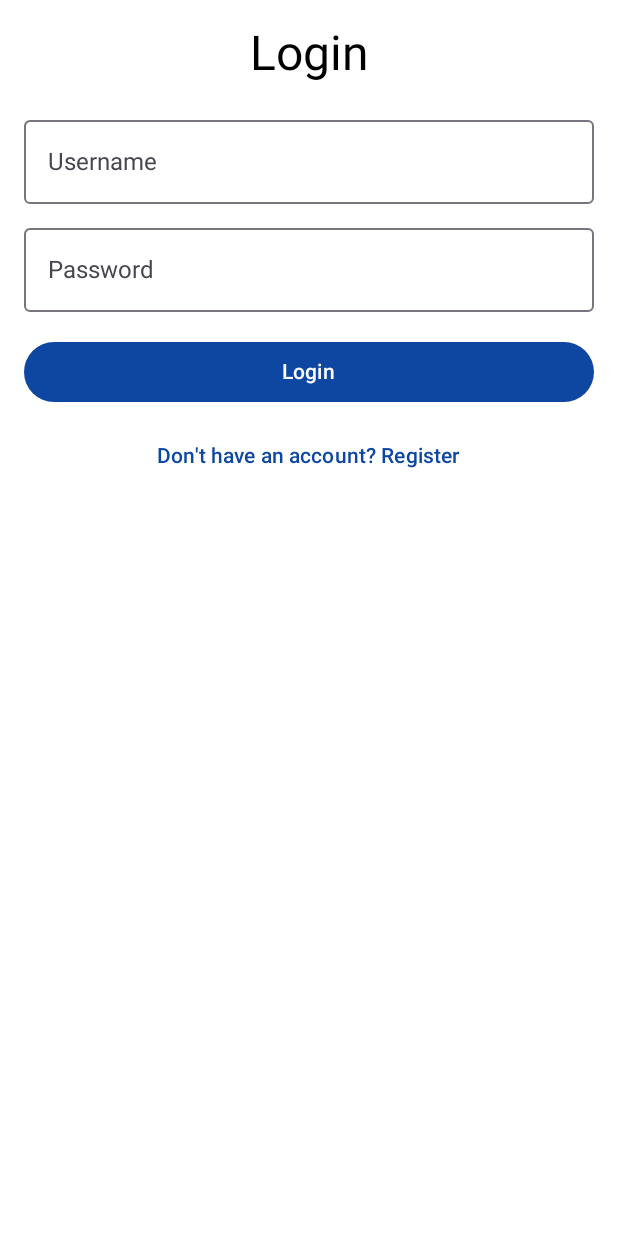
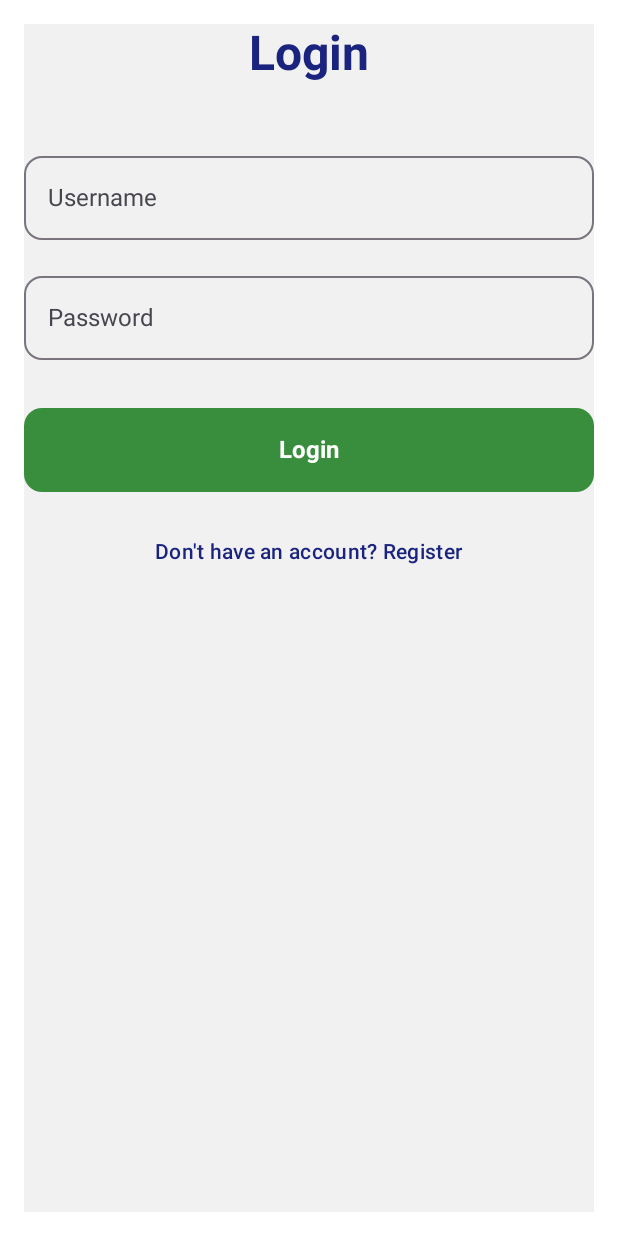
Before and after one commit to dulari-hasini-gammampila/QuickRead, an Android app built with Jetpack Compose: the screen it shows after launch (MainActivity), on a phone screen of 412 x 824 dp. Run offline under Robolectric (Android 15) with nearby library versions, the phone set to English and light mode, and no system bars; 1 statement that could not run was skipped.

Commit message:
LoginScreen.kt
 Provides a user interface for login with validation and navigation to the home screen.

```diff
--- a/app/src/main/java/com/example/quickread/screens/LoginScreen.kt
+++ b/app/src/main/java/com/example/quickread/screens/LoginScreen.kt
@@ -1,16 +1,19 @@
 package com.example.quickread.screens
 
+import androidx.compose.foundation.background
 import androidx.compose.foundation.layout.Column
 import androidx.compose.foundation.layout.Spacer
 import androidx.compose.foundation.layout.fillMaxSize
 import androidx.compose.foundation.layout.fillMaxWidth
 import androidx.compose.foundation.layout.height
 import androidx.compose.foundation.layout.padding
+import androidx.compose.foundation.shape.RoundedCornerShape
 import androidx.compose.material3.Button
+import androidx.compose.material3.ButtonDefaults
 import androidx.compose.material3.MaterialTheme
 import androidx.compose.material3.OutlinedTextField
+import androidx.compose.material3.Text
 import androidx.compose.material3.TextButton
-import androidx.compose.material3.Text
 import androidx.compose.runtime.Composable
 import androidx.compose.runtime.getValue
 import androidx.compose.runtime.mutableStateOf
@@ -18,6 +21,8 @@ import androidx.compose.runtime.remember
 import androidx.compose.runtime.setValue
 import androidx.compose.ui.Alignment
 import androidx.compose.ui.Modifier
+import androidx.compose.ui.graphics.Color
+import androidx.compose.ui.text.font.FontWeight
 import androidx.compose.ui.text.input.PasswordVisualTransformation
 import androidx.compose.ui.unit.dp
 
@@ -33,13 +38,21 @@ fun LoginScreen(
     Column(
         modifier = Modifier
             .fillMaxSize()
-            .padding(16.dp),
+            .padding(16.dp)
+            .background(Color(0xFFF1F1F1)), // Light background color
         horizontalAlignment = Alignment.CenterHorizontally
     ) {
-        Text("Login", style = MaterialTheme.typography.headlineLarge)
+        Text(
+            text = "Login",
+            style = MaterialTheme.typography.headlineLarge.copy(
+                fontWeight = FontWeight.Bold,
+                color = Color(0xFF1A237E) // Deep navy blue
+            )
+        )
 
-        Spacer(modifier = Modifier.height(16.dp))
+        Spacer(modifier = Modifier.height(32.dp))
 
+        // Show error message if there's any
         if (error.isNotEmpty()) {
             Text(
                 text = error,
@@ -52,20 +65,24 @@ fun LoginScreen(
             value = username,
             onValueChange = { username = it },
             label = { Text("Username") },
-            modifier = Modifier.fillMaxWidth()
+            modifier = Modifier
+                .fillMaxWidth()
+                .padding(vertical = 8.dp),
+            shape = RoundedCornerShape(12.dp)
         )
-
-        Spacer(modifier = Modifier.height(8.dp))
 
         OutlinedTextField(
             value = password,
             onValueChange = { password = it },
             label = { Text("Password") },
             visualTransformation = PasswordVisualTransformation(),
-            modifier = Modifier.fillMaxWidth()
+            modifier = Modifier
+                .fillMaxWidth()
+                .padding(vertical = 8.dp),
+            shape = RoundedCornerShape(12.dp)
         )
 
-        Spacer(modifier = Modifier.height(16.dp))
+        Spacer(modifier = Modifier.height(24.dp))
 
         Button(
             onClick = {
@@ -76,17 +93,34 @@ fun LoginScreen(
                     onLogin()
                 }
             },
+            modifier = Modifier
+                .fillMaxWidth()
+                .height(56.dp),
+            shape = RoundedCornerShape(12.dp),
+            colors = ButtonDefaults.buttonColors(containerColor = Color(0xFF388E3C)) // Green color for the login button
+        ) {
+            Text(
+                text = "Login",
+                style = MaterialTheme.typography.bodyLarge.copy(
+                    fontWeight = FontWeight.Bold,
+                    color = Color.White
+                )
+            )
+        }
+
+        Spacer(modifier = Modifier.height(16.dp))
+
+        TextButton(
+            onClick = onRegister,
             modifier = Modifier.fillMaxWidth()
         ) {
-            Text("Login")
-        }
-
-        Spacer(modifier = Modifier.height(8.dp))
-
-        TextButton(
-            onClick = onRegister
-        ) {
-            Text("Don't have an account? Register")
+            Text(
+                text = "Don't have an account? Register",
+                style = MaterialTheme.typography.bodyMedium.copy(
+                    fontWeight = FontWeight.Medium,
+                    color = Color(0xFF1A237E) // Deep blue color
+                )
+            )
         }
     }
 }
```
